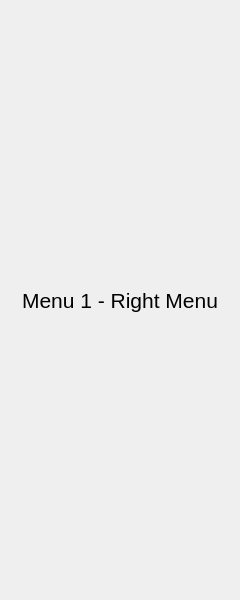
Before: the Qt Designer form src/interfaces/columns/right_column.ui in Bharuck/TMM_gui, drawn with Qt 5.
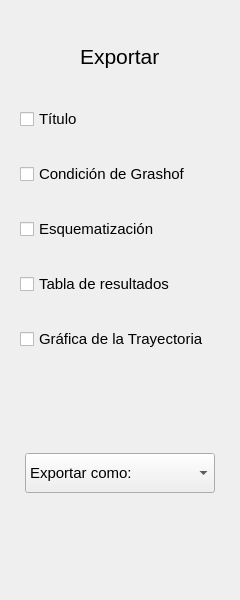
After: the same form once the commit is applied. The open tabs and pages were chosen to show the change.

Diff of the .ui file:
```diff
--- a/src/interfaces/columns/right_column.ui
+++ b/src/interfaces/columns/right_column.ui
@@ -51,22 +51,266 @@
        <property name="bottomMargin">
         <number>5</number>
        </property>
-       <item>
-        <widget class="QLabel" name="label_1">
+       <item alignment="Qt::AlignHCenter">
+        <widget class="QLabel" name="label">
+         <property name="minimumSize">
+          <size>
+           <width>0</width>
+           <height>40</height>
+          </size>
+         </property>
+         <property name="maximumSize">
+          <size>
+           <width>16777215</width>
+           <height>40</height>
+          </size>
+         </property>
          <property name="font">
           <font>
            <pointsize>16</pointsize>
           </font>
          </property>
-         <property name="styleSheet">
-          <string notr="true">font-size: 16pt</string>
+         <property name="layoutDirection">
+          <enum>Qt::LeftToRight</enum>
          </property>
+         <property name="midLineWidth">
+          <number>0</number>
+         </property>
          <property name="text">
-          <string>Menu 1 - Right Menu</string>
+          <string>Exportar</string>
          </property>
-         <property name="alignment">
-          <set>Qt::AlignCenter</set>
+        </widget>
+       </item>
+       <item alignment="Qt::AlignHCenter">
+        <widget class="QCheckBox" name="Title_check">
+         <property name="minimumSize">
+          <size>
+           <width>200</width>
+           <height>0</height>
+          </size>
          </property>
+         <property name="maximumSize">
+          <size>
+           <width>200</width>
+           <height>16777215</height>
+          </size>
+         </property>
+         <property name="font">
+          <font>
+           <pointsize>11</pointsize>
+          </font>
+         </property>
+         <property name="text">
+          <string>Título</string>
+         </property>
+         <property name="iconSize">
+          <size>
+           <width>16</width>
+           <height>16</height>
+          </size>
+         </property>
+        </widget>
+       </item>
+       <item alignment="Qt::AlignHCenter">
+        <widget class="QCheckBox" name="checkBox_5">
+         <property name="minimumSize">
+          <size>
+           <width>200</width>
+           <height>0</height>
+          </size>
+         </property>
+         <property name="maximumSize">
+          <size>
+           <width>200</width>
+           <height>16777215</height>
+          </size>
+         </property>
+         <property name="font">
+          <font>
+           <pointsize>11</pointsize>
+          </font>
+         </property>
+         <property name="text">
+          <string>Condición de Grashof</string>
+         </property>
+        </widget>
+       </item>
+       <item alignment="Qt::AlignHCenter">
+        <widget class="QCheckBox" name="Schematic_check">
+         <property name="minimumSize">
+          <size>
+           <width>200</width>
+           <height>0</height>
+          </size>
+         </property>
+         <property name="maximumSize">
+          <size>
+           <width>200</width>
+           <height>16777215</height>
+          </size>
+         </property>
+         <property name="font">
+          <font>
+           <pointsize>11</pointsize>
+          </font>
+         </property>
+         <property name="text">
+          <string>Esquematización</string>
+         </property>
+        </widget>
+       </item>
+       <item alignment="Qt::AlignHCenter">
+        <widget class="QCheckBox" name="Table_check">
+         <property name="minimumSize">
+          <size>
+           <width>200</width>
+           <height>0</height>
+          </size>
+         </property>
+         <property name="font">
+          <font>
+           <pointsize>11</pointsize>
+          </font>
+         </property>
+         <property name="text">
+          <string>Tabla de resultados</string>
+         </property>
+        </widget>
+       </item>
+       <item alignment="Qt::AlignHCenter">
+        <widget class="QCheckBox" name="trajectory_check">
+         <property name="minimumSize">
+          <size>
+           <width>200</width>
+           <height>0</height>
+          </size>
+         </property>
+         <property name="maximumSize">
+          <size>
+           <width>200</width>
+           <height>16777215</height>
+          </size>
+         </property>
+         <property name="font">
+          <font>
+           <pointsize>11</pointsize>
+          </font>
+         </property>
+         <property name="text">
+          <string>Gráfica de la Trayectoria</string>
+         </property>
+        </widget>
+       </item>
+       <item>
+        <widget class="QWidget" name="File_name_layout" native="true">
+         <property name="minimumSize">
+          <size>
+           <width>0</width>
+           <height>40</height>
+          </size>
+         </property>
+         <property name="maximumSize">
+          <size>
+           <width>16777215</width>
+           <height>40</height>
+          </size>
+         </property>
+         <layout class="QVBoxLayout" name="name_layout">
+          <property name="spacing">
+           <number>0</number>
+          </property>
+          <property name="leftMargin">
+           <number>0</number>
+          </property>
+          <property name="topMargin">
+           <number>0</number>
+          </property>
+          <property name="rightMargin">
+           <number>0</number>
+          </property>
+          <property name="bottomMargin">
+           <number>0</number>
+          </property>
+         </layout>
+        </widget>
+       </item>
+       <item alignment="Qt::AlignHCenter">
+        <widget class="QComboBox" name="File_format">
+         <property name="minimumSize">
+          <size>
+           <width>190</width>
+           <height>40</height>
+          </size>
+         </property>
+         <property name="maximumSize">
+          <size>
+           <width>190</width>
+           <height>40</height>
+          </size>
+         </property>
+         <property name="font">
+          <font>
+           <pointsize>11</pointsize>
+          </font>
+         </property>
+         <item>
+          <property name="text">
+           <string>Exportar como:</string>
+          </property>
+         </item>
+         <item>
+          <property name="text">
+           <string>Word</string>
+          </property>
+         </item>
+         <item>
+          <property name="text">
+           <string>PDF</string>
+          </property>
+         </item>
+         <item>
+          <property name="text">
+           <string>Excel</string>
+          </property>
+         </item>
+         <item>
+          <property name="text">
+           <string>Todos</string>
+          </property>
+         </item>
+        </widget>
+       </item>
+       <item>
+        <widget class="QWidget" name="btn_exportar" native="true">
+         <property name="minimumSize">
+          <size>
+           <width>0</width>
+           <height>40</height>
+          </size>
+         </property>
+         <property name="maximumSize">
+          <size>
+           <width>16777215</width>
+           <height>40</height>
+          </size>
+         </property>
+         <layout class="QVBoxLayout" name="btn_export_layout">
+          <property name="spacing">
+           <number>0</number>
+          </property>
+          <property name="leftMargin">
+           <number>0</number>
+          </property>
+          <property name="topMargin">
+           <number>0</number>
+          </property>
+          <property name="rightMargin">
+           <number>0</number>
+          </property>
+          <property name="bottomMargin">
+           <number>0</number>
+          </property>
+         </layout>
         </widget>
        </item>
       </layout>
```
Left out of the diff: 35 changed lines with no effect on the pictures.
